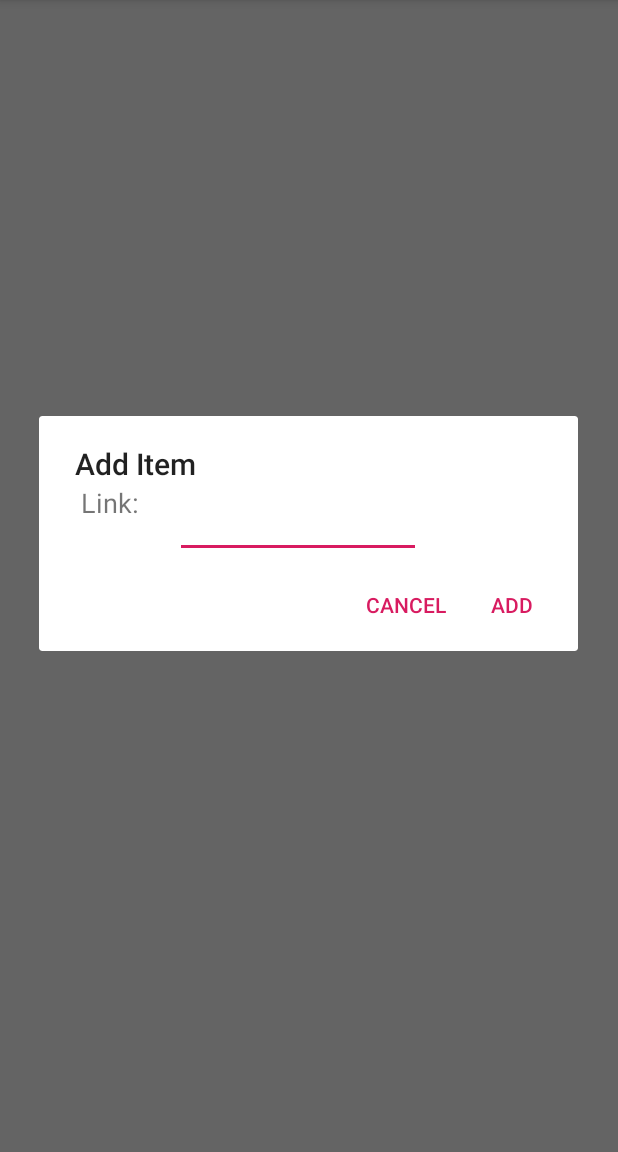
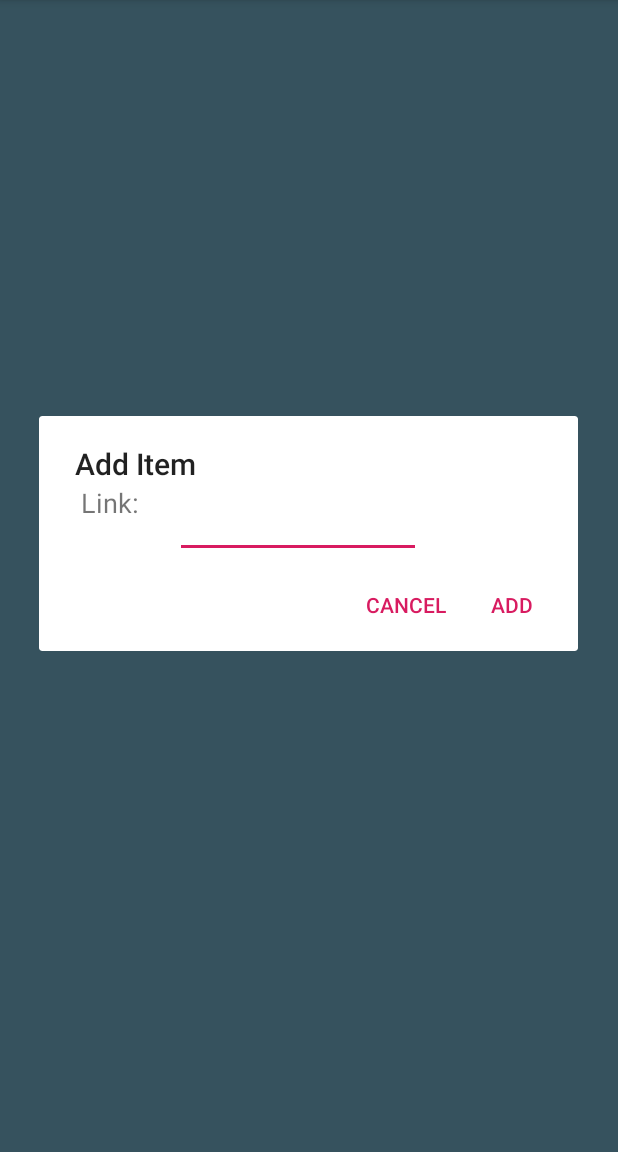
Before and after one commit to KevinApodaca/PriceWatcherAndroid, an Android app: the screen it shows after launch (MainActivity), after a tap on "add", on a phone screen of 412 x 824 dp, the part 84-1236 px from its top. Run offline under Robolectric (Android 15) with nearby library versions, the phone set to English and light mode, and no system bars; our stand-ins replace Picasso; pictures from the network do not load.

Commit message:
Finalized UI changes and fixed minor bugs

```diff
--- a/Homework 3/app/src/main/res/layout/activity_main.xml
+++ b/Homework 3/app/src/main/res/layout/activity_main.xml
@@ -4,7 +4,8 @@
     xmlns:tools="http://schemas.android.com/tools"
     android:layout_width="match_parent"
     android:layout_height="match_parent"
-    tools:context=".MainActivity">
+    tools:context=".MainActivity"
+    android:background="#87ceeb">
 
     <EditText
         android:layout_width="match_parent"
```
